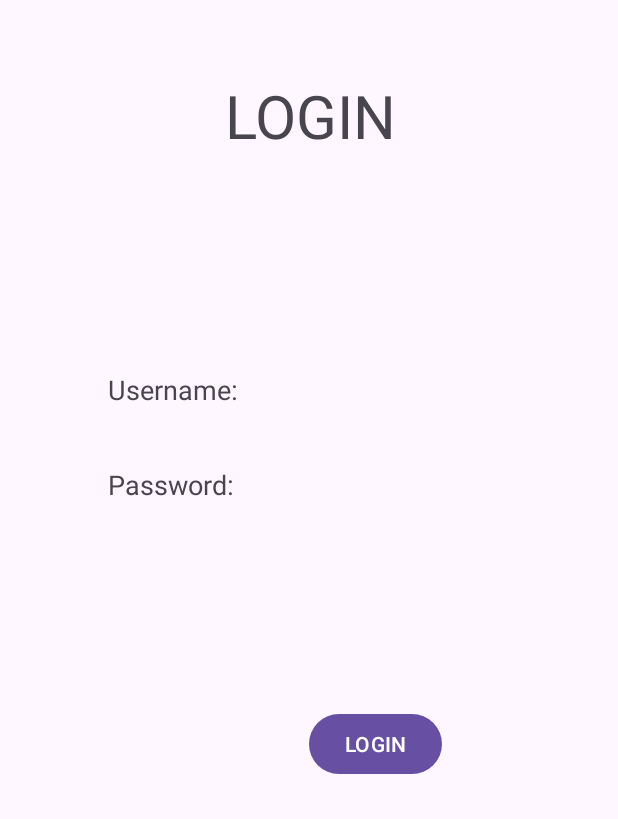
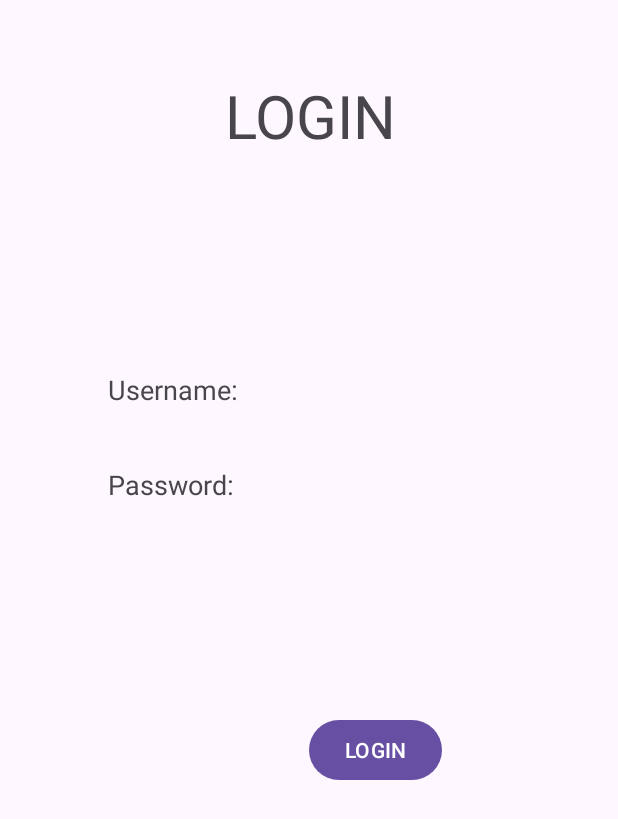
Before and after one commit to st10385722/MeetMeWhere, an Android app: the screen it shows after launch (MainActivity), on a phone screen of 412 x 824 dp. Shown: the top 819 px of the screen. Run offline under Robolectric (Android 15) with nearby library versions, the phone set to English and light mode, and no system bars; 2 statements that could not run were skipped.

Commit message:
Another commit test from Ayush-05/03

```diff
--- a/app/src/main/java/com/example/meetmewherejerry/MainActivity.kt
+++ b/app/src/main/java/com/example/meetmewherejerry/MainActivity.kt
@@ -24,7 +24,7 @@ class MainActivity : AppCompatActivity() {
         setContentView(binding.root)
 
         //This is a comment from jerry
-
+        //this is from ayush on line 27
 
     }
 }
--- a/app/src/main/res/layout/activity_main.xml
+++ b/app/src/main/res/layout/activity_main.xml
@@ -6,7 +6,7 @@
     android:layout_width="match_parent"
     android:layout_height="match_parent"
     tools:context=".MainActivity">
-
+<!--this is from ayush-->
     <TextView
         android:id="@+id/textView2"
         android:layout_width="128dp"
@@ -56,14 +56,14 @@
         android:layout_height="wrap_content"
         android:layout_marginStart="206dp"
         android:layout_marginEnd="117dp"
-        android:layout_marginBottom="304dp"
+        android:layout_marginBottom="300dp"
         android:text="LOGIN"
         app:layout_constraintBottom_toBottomOf="parent"
         app:layout_constraintEnd_toEndOf="parent"
         app:layout_constraintHorizontal_bias="0.0"
         app:layout_constraintStart_toStartOf="parent" />
 
-<!--    <EditText-->
+    <!--    <EditText-->
 <!--        android:id="@+id/editTextText2"-->
 <!--        android:layout_width="wrap_content"-->
 <!--        android:layout_height="wrap_content"-->
```
